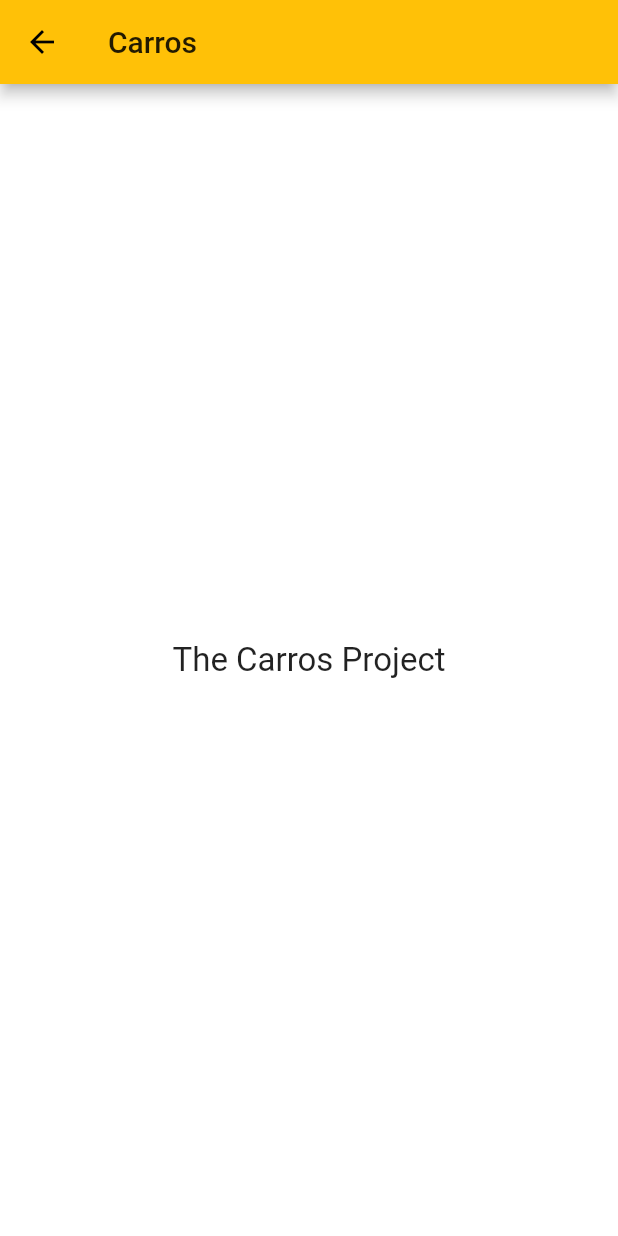
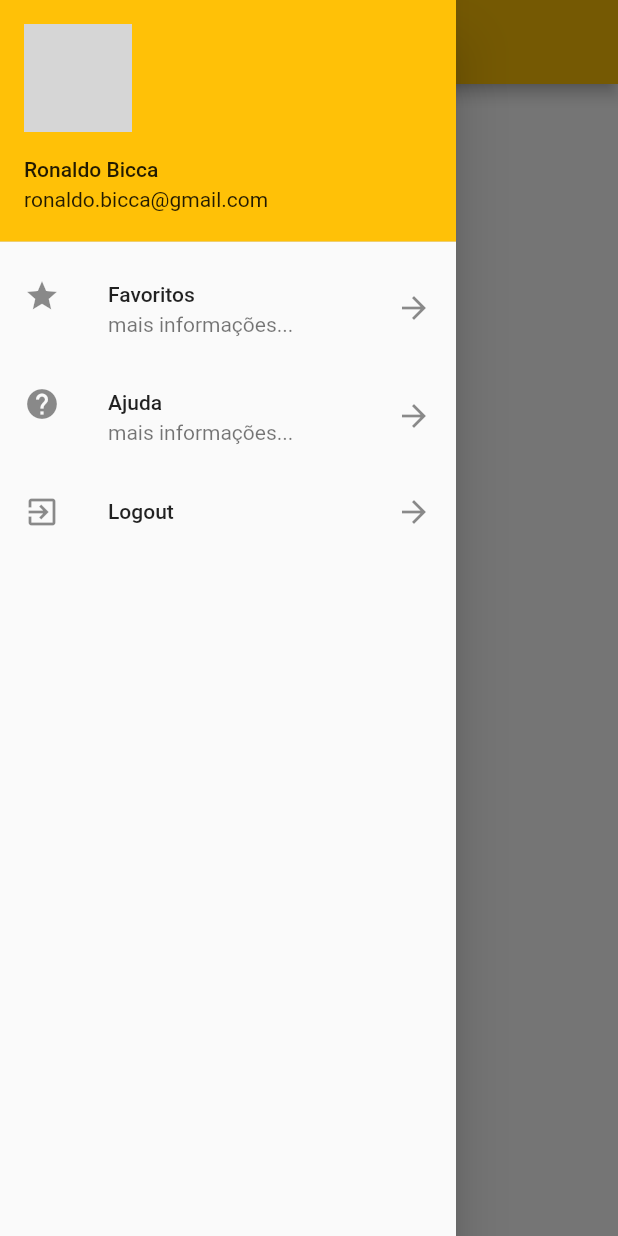
Before and after one commit to rbicca/carros, a Flutter app: the HomePage screen opened by its route, with the side drawer open (before the commit the screen has no drawer), on a phone screen of 412 x 824 dp. Run offline on Flutter 3.47's test engine with Material 2 defaults, Android fonts, the phone set to English and light mode, and no system bars; network calls fail; grey boxes are pictures that could not be loaded.

```diff
--- a/lib/pages/homePage.dart
+++ b/lib/pages/homePage.dart
@@ -1,3 +1,4 @@
+import 'package:carros/widgets/drawer_list.dart';
 import 'package:flutter/material.dart';
 
 class HomePage extends StatelessWidget {
@@ -7,6 +8,7 @@ class HomePage extends StatelessWidget {
   Widget build(BuildContext context) {
     return Scaffold(
       appBar: AppBar(title: Text('Carros')),
+      drawer: DrawerList(),
       body: _body(),
     );
   }
--- /dev/null
+++ b/lib/widgets/drawer_list.dart
@@ -0,0 +1,58 @@
+import 'package:flutter/material.dart';
+import 'package:carros/pages/loginPage.dart';
+
+class DrawerList extends StatelessWidget {
+
+  @override
+  Widget build(BuildContext context) {
+    var url = 'http://0.gravatar.com/avatar/b5a78dcf43e642a99aed4ec83cfa36aa';
+
+    return SafeArea(
+      child: Drawer(
+        child: ListView(
+          children: <Widget>[
+            UserAccountsDrawerHeader(
+              accountName: Text("Ronaldo Bicca"),
+              accountEmail: Text("ronaldo.bicca@gmail.com"),
+              currentAccountPicture: CircleAvatar(
+                backgroundImage: NetworkImage(url),
+              ),
+            ),
+            ListTile(
+              leading: Icon(Icons.star),
+              title: Text("Favoritos"),
+              subtitle: Text("mais informações..."),
+              trailing: Icon(Icons.arrow_forward),
+              onTap: () {
+                print("Item 1");
+                Navigator.pop(context);
+              },
+            ),
+            ListTile(
+              leading: Icon(Icons.help),
+              title: Text("Ajuda"),
+              subtitle: Text("mais informações..."),
+              trailing: Icon(Icons.arrow_forward),
+              onTap: () {
+                print("Item 1");
+                Navigator.pop(context);
+              },
+            ),
+            ListTile(
+              leading: Icon(Icons.exit_to_app),
+              title: Text("Logout"),
+              trailing: Icon(Icons.arrow_forward),
+              onTap: () => _onClickLogout(context),
+              )
+            ],
+          ),
+        ),
+      );
+    }
+
+    _onClickLogout(BuildContext context) {
+      Navigator.pop(context);
+       Navigator.of(context).pushReplacementNamed(LoginPage.routeName);
+    }
+
+}
--- a/pubspec.yaml
+++ b/pubspec.yaml
@@ -9,6 +9,8 @@ environment:
 dependencies:
   flutter:
     sdk: flutter
+
+  http: ^0.12.0+4
 
   cupertino_icons: ^0.1.2
 
```
Also changed, not shown: lib/model/usuario.dart (added, +21 -0 lines), lib/pages/loginPage.dart (+31 -4 lines), lib/services/api_response.dart (added, +16 -0 lines), lib/services/login_api.dart (added, +46 -0 lines), lib/utils/alert.dart (added, +28 -0 lines), lib/widgets/app_button.dart (+12 -10 lines), pubspec.lock.
